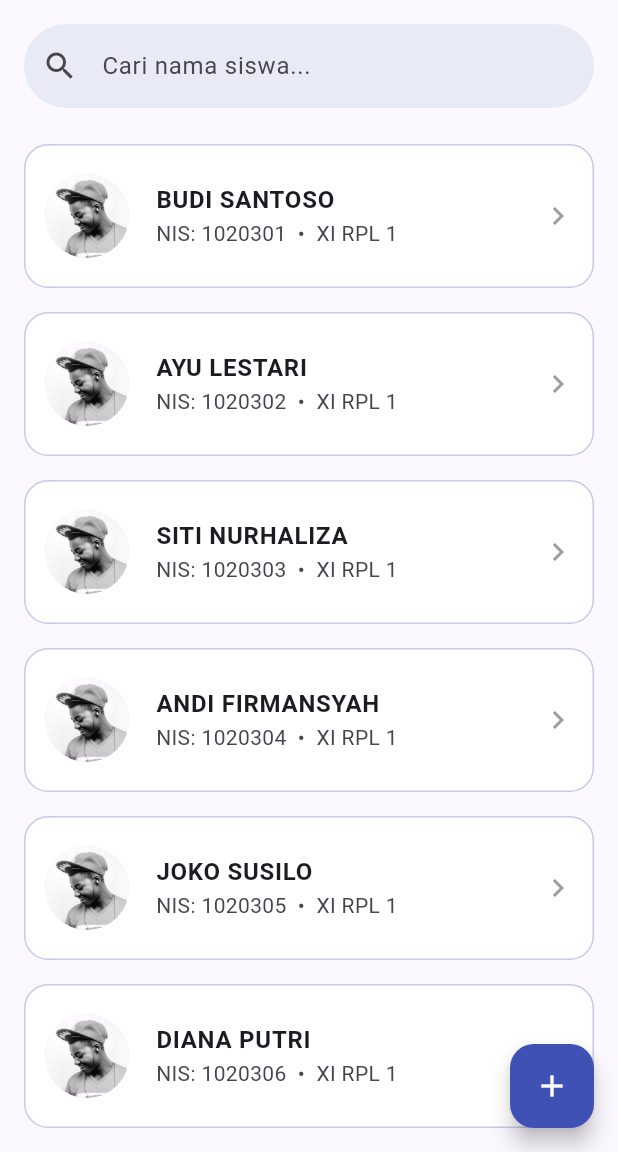
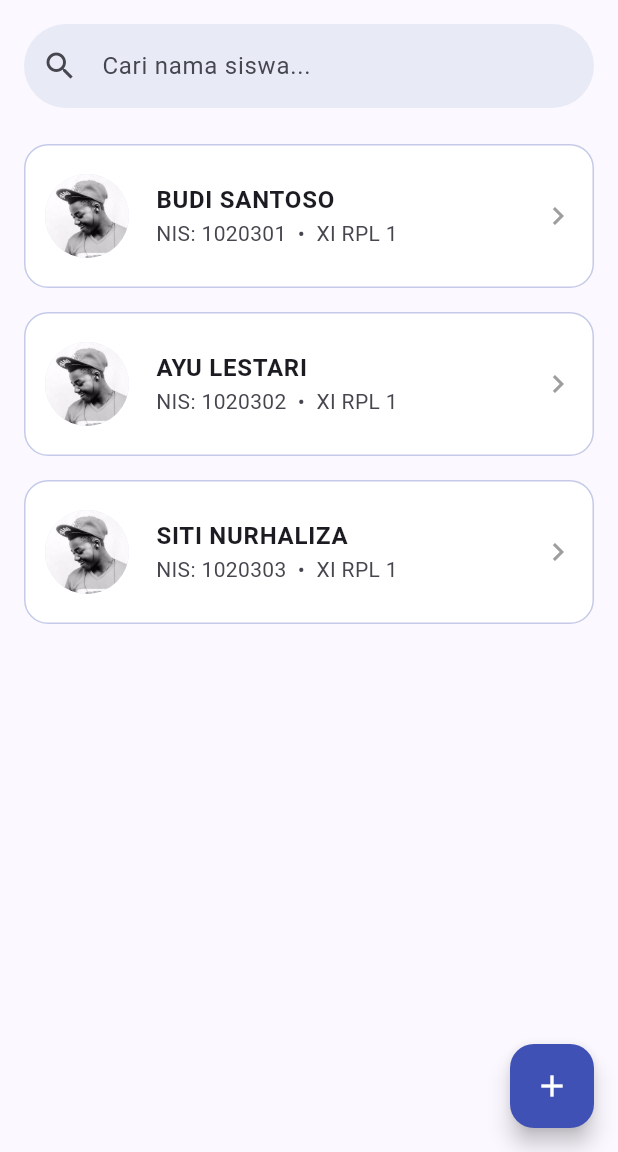
Before and after one commit to jaks-dungeon-lab/xi-sk-flutter-dasar-daftar-siswa, a Flutter app: the screen it shows after launch, on a phone screen of 412 x 824 dp, the part 84-1236 px from its top. Run offline on Flutter 3.47's test engine with Material 3 defaults, Android fonts, the light colour scheme and no system bars.

Commit message:
feat: implement state management with Provider to handle student data and list navigation

```diff
--- a/lib/main.dart
+++ b/lib/main.dart
@@ -1,5 +1,7 @@
+import 'package:daftar_siswa/providers/siswa_provider.dart';
 import 'package:flutter/material.dart';
-import 'tambah_siswa_page.dart';
+import 'package:daftar_siswa/screens/halaman_daftar_siswa.dart';
+import 'package:provider/provider.dart'; // 1. Wajib Import!
 
 void main() => runApp(const AplikasiAbsenSiswa());
 
@@ -8,7 +10,10 @@ class AplikasiAbsenSiswa extends StatelessWidget {
 
   @override
   Widget build(BuildContext context) {
-    return MaterialApp(
+    // 2. Bungkus MaterialApp dengan ChangeNotifierProvider
+    return ChangeNotifierProvider(
+      create: (context) => SiswaProvider(),
+      child: MaterialApp(
         debugShowCheckedModeBanner: false,
         title: 'Buku Absen',
         theme: ThemeData(
@@ -16,175 +21,7 @@ class AplikasiAbsenSiswa extends StatelessWidget {
           useMaterial3: true,
         ),
         home: const HalamanDaftarSiswa(),
-    );
-  }
-}
-
-class HalamanDaftarSiswa extends StatefulWidget {
-  const HalamanDaftarSiswa({super.key});
-
-  @override
-  State<HalamanDaftarSiswa> createState() => _HalamanDaftarSiswaState();
-}
-
-class _HalamanDaftarSiswaState extends State<HalamanDaftarSiswa> {
-  final List<String> semuaSiswa = [
-    'BUDI SANTOSO',
-    'AYU LESTARI',
-    'SITI NURHALIZA',
-    'ANDI FIRMANSYAH',
-    'JOKO SUSILO',
-    'DIANA PUTRI',
-  ];
-  List<String> siswaDitampilkan = [];
-
-  @override
-  void initState() {
-    super.initState();
-    siswaDitampilkan = semuaSiswa;
-  }
-
-  void cariSiswa(String teks) {
-    setState(() {
-      siswaDitampilkan = teks.isEmpty
-          ? semuaSiswa
-          : semuaSiswa
-                .where((n) => n.toLowerCase().contains(teks.toLowerCase()))
-                .toList();
-    });
-  }
-
-  @override
-  Widget build(BuildContext context) {
-    return Scaffold(
-      appBar: AppBar(
-        title: const Text(
-          'Buku Absen Kelas XI',
-          style: TextStyle(fontWeight: FontWeight.bold),
-        ),
-        backgroundColor: Colors.indigo.shade50,
-      ),
-      body: Column(
-        children: [
-          // 1. Kotak Pencarian
-          Padding(
-            padding: const EdgeInsets.all(16.0),
-            child: TextField(
-              onChanged: cariSiswa,
-              decoration: InputDecoration(
-                hintText: 'Cari nama siswa...',
-                prefixIcon: const Icon(Icons.search),
-                filled: true,
-                fillColor: Colors.indigo.shade50,
-                border: OutlineInputBorder(
-                  borderRadius: BorderRadius.circular(30),
-                  borderSide: BorderSide.none,
-                ),
-              ),
-            ),
-          ),
-
-          // 2. Daftar Siswa
-          Expanded(
-            child: ListView.builder(
-              itemCount: siswaDitampilkan.length,
-              itemBuilder: (context, index) {
-                return Card(
-                  margin: const EdgeInsets.symmetric(
-                    horizontal: 16,
-                    vertical: 8,
-                  ),
-                  elevation: 0,
-                  color: Colors.white,
-                  shape: RoundedRectangleBorder(
-                    borderRadius: BorderRadius.circular(16),
-                    side: BorderSide(color: Colors.indigo.shade100),
-                  ),
-                  child: ListTile(
-                    contentPadding: const EdgeInsets.all(12),
-                    leading: const CircleAvatar(
-                      radius: 30,
-                      backgroundImage: AssetImage('assets/profile.jpg'),
-                    ),
-                    title: Text(
-                      siswaDitampilkan[index],
-                      style: const TextStyle(
-                        fontWeight: FontWeight.bold,
-                        fontSize: 16,
-                      ),
-                    ),
-                    subtitle: Text('NIS: 102030${index + 1}  •  XI RPL 1'),
-                    trailing: const Icon(
-                      Icons.chevron_right,
-                      color: Colors.grey,
-                    ),
-                    onTap: () {
-                      Navigator.push(
-                        context,
-                        MaterialPageRoute(
-                          builder: (context) => HalamanDetailSiswa(
-                            namaSiswa: siswaDitampilkan[index],
-                          ),
-                        ),
-                      );
-                    },
-                  ),
-                );
-              },
-            ),
-          ),
-        ],
-      ),
-      floatingActionButton: FloatingActionButton(
-        onPressed: () {
-          Navigator.push(
-            context,
-            MaterialPageRoute(
-              builder: (context) => const TambahSiswaPage(),
-            ),
-          );
-        },
-        backgroundColor: Colors.indigo,
-        foregroundColor: Colors.white,
-        child: const Icon(Icons.add),
       ),
     );
   }
 }
-
-class HalamanDetailSiswa extends StatelessWidget {
-  final String namaSiswa;
-
-  const HalamanDetailSiswa({super.key, required this.namaSiswa});
-
-  @override
-  Widget build(BuildContext context) {
-    return Scaffold(
-      appBar: AppBar(
-        title: const Text('Profil Siswa'),
-        backgroundColor: Colors.indigo.shade50,
-      ),
-      body: Center(
-        child: Column(
-          mainAxisAlignment: MainAxisAlignment.center,
-          children: [
-            const CircleAvatar(
-              radius: 60,
-              backgroundImage: AssetImage('assets/profile.jpg'),
-            ),
-            const SizedBox(height: 24),
-            Text(
-              namaSiswa,
-              style: const TextStyle(fontSize: 24, fontWeight: FontWeight.bold),
-            ),
-            const SizedBox(height: 8),
-            const Text(
-              'Siswa Kelas XI RPL 1',
-              style: TextStyle(fontSize: 16, color: Colors.grey),
-            ),
-          ],
-        ),
-      ),
-    );
-  }
-}
--- /dev/null
+++ b/lib/models/siswa.dart
@@ -0,0 +1,13 @@
+class Siswa {
+  final String nama;
+  final String nis;
+  final String kelas;
+  final String jurusan;
+
+  Siswa({
+    required this.nama,
+    required this.nis,
+    required this.kelas,
+    required this.jurusan,
+  });
+}
--- /dev/null
+++ b/lib/providers/siswa_provider.dart
@@ -0,0 +1,39 @@
+import 'package:flutter/material.dart';
+import '../models/siswa.dart'; // Jangan lupa import cetakannya!
+
+// 1. Tambahkan "with ChangeNotifier" agar kelas ini bisa berteriak/menyiar
+class SiswaProvider with ChangeNotifier {
+  // 2. Pindahkan data rahasia ke sini (Sekarang menggunakan tipe data Siswa)
+  final List<Siswa> _semuaSiswa = [
+    Siswa(nama: 'BUDI SANTOSO', nis: '1020301', kelas: 'XI', jurusan: 'RPL 1'),
+    Siswa(nama: 'AYU LESTARI', nis: '1020302', kelas: 'XI', jurusan: 'RPL 1'),
+    Siswa(
+      nama: 'SITI NURHALIZA',
+      nis: '1020303',
+      kelas: 'XI',
+      jurusan: 'RPL 1',
+    ),
+  ];
+
+  // 3. Buat "Pintu Keluar" (Getter) agar halaman lain bisa membaca data ini
+  List<Siswa> get semuaSiswa => _semuaSiswa;
+
+  // 4. Buat fungsi untuk menambahkan siswa baru
+  void tambahSiswa(String nama, String jurusan, String kelas) {
+    // Buat NIS buatan (simulasi)
+    String nisBaru = '102030${_semuaSiswa.length + 1}';
+
+    // Masukkan ke dalam daftar
+    _semuaSiswa.add(
+      Siswa(
+        nama: nama.toUpperCase(),
+        nis: nisBaru,
+        kelas: kelas,
+        jurusan: jurusan,
+      ),
+    );
+
+    // 5. YANG PALING PENTING: Teriakkan "ADA DATA BARU!"
+    notifyListeners();
+  }
+}
--- /dev/null
+++ b/lib/screens/halaman_daftar_siswa.dart
@@ -0,0 +1,172 @@
+import 'package:daftar_siswa/models/siswa.dart';
+import 'package:daftar_siswa/providers/siswa_provider.dart';
+import 'package:flutter/material.dart';
+import 'package:provider/provider.dart';
+import 'tambah_siswa_page.dart';
+
+class HalamanDaftarSiswa extends StatefulWidget {
+  const HalamanDaftarSiswa({super.key});
+
+  @override
+  State<HalamanDaftarSiswa> createState() => _HalamanDaftarSiswaState();
+}
+
+class _HalamanDaftarSiswaState extends State<HalamanDaftarSiswa> {
+  // 1. HAPUS variabel semuaSiswa dan fungsi initState yang lama!
+
+  // 2. Buat variabel baru untuk menyimpan teks pencarian (kata kunci)
+  String _kataKunci = '';
+
+  // 3. Ubah fungsi cariSiswa agar HANYA menyimpan kata kunci saja
+  void cariSiswa(String teks) {
+    setState(() {
+      _kataKunci = teks;
+    });
+  }
+
+  @override
+  Widget build(BuildContext context) {
+    // 4. MENDENGARKAN SIARAN PENYIAR
+    final providerSiswa = context.watch<SiswaProvider>();
+
+    // 5. MENYARING DATA SECARA OTOMATIS
+    List<Siswa> siswaDitampilkan = _kataKunci.isEmpty
+        ? providerSiswa.semuaSiswa
+        : providerSiswa.semuaSiswa
+              .where(
+                (s) => s.nama.toLowerCase().contains(_kataKunci.toLowerCase()),
+              )
+              .toList();
+
+    return Scaffold(
+      appBar: AppBar(
+        title: const Text(
+          'Buku Absen Kelas XI',
+          style: TextStyle(fontWeight: FontWeight.bold),
+        ),
+        backgroundColor: Colors.indigo.shade50,
+      ),
+      body: Column(
+        children: [
+          // 1. Kotak Pencarian
+          Padding(
+            padding: const EdgeInsets.all(16.0),
+            child: TextField(
+              onChanged: cariSiswa,
+              decoration: InputDecoration(
+                hintText: 'Cari nama siswa...',
+                prefixIcon: const Icon(Icons.search),
+                filled: true,
+                fillColor: Colors.indigo.shade50,
+                border: OutlineInputBorder(
+                  borderRadius: BorderRadius.circular(30),
+                  borderSide: BorderSide.none,
+                ),
+              ),
+            ),
+          ),
+
+          // 2. Daftar Siswa
+          Expanded(
+            child: ListView.builder(
+              itemCount: siswaDitampilkan.length,
+              itemBuilder: (context, index) {
+                return Card(
+                  margin: const EdgeInsets.symmetric(
+                    horizontal: 16,
+                    vertical: 8,
+                  ),
+                  elevation: 0,
+                  color: Colors.white,
+                  shape: RoundedRectangleBorder(
+                    borderRadius: BorderRadius.circular(16),
+                    side: BorderSide(color: Colors.indigo.shade100),
+                  ),
+                  child: ListTile(
+                    contentPadding: const EdgeInsets.all(12),
+                    leading: const CircleAvatar(
+                      radius: 30,
+                      backgroundImage: AssetImage('assets/profile.jpg'),
+                    ),
+                    title: Text(
+                      siswaDitampilkan[index].nama,
+                      style: const TextStyle(
+                        fontWeight: FontWeight.bold,
+                        fontSize: 16,
+                      ),
+                    ),
+                    subtitle: Text(
+                      'NIS: ${siswaDitampilkan[index].nis}  •  ${siswaDitampilkan[index].kelas} ${siswaDitampilkan[index].jurusan}',
+                    ),
+                    trailing: const Icon(
+                      Icons.chevron_right,
+                      color: Colors.grey,
+                    ),
+                    onTap: () {
+                      Navigator.push(
+                        context,
+                        MaterialPageRoute(
+                          builder: (context) => HalamanDetailSiswa(
+                            namaSiswa: siswaDitampilkan[index].nama,
+                          ),
+                        ),
+                      );
+                    },
+                  ),
+                );
+              },
+            ),
+          ),
+        ],
+      ),
+      floatingActionButton: FloatingActionButton(
+        onPressed: () {
+          Navigator.push(
+            context,
+            MaterialPageRoute(builder: (context) => const TambahSiswaPage()),
+          );
+        },
+        backgroundColor: Colors.indigo,
+        foregroundColor: Colors.white,
+        child: const Icon(Icons.add),
+      ),
+    );
+  }
+}
+
+class HalamanDetailSiswa extends StatelessWidget {
+  final String namaSiswa;
+
+  const HalamanDetailSiswa({super.key, required this.namaSiswa});
+
+  @override
+  Widget build(BuildContext context) {
+    return Scaffold(
+      appBar: AppBar(
+        title: const Text('Profil Siswa'),
+        backgroundColor: Colors.indigo.shade50,
+      ),
+      body: Center(
+        child: Column(
+          mainAxisAlignment: MainAxisAlignment.center,
+          children: [
+            const CircleAvatar(
+              radius: 60,
+              backgroundImage: AssetImage('assets/profile.jpg'),
+            ),
+            const SizedBox(height: 24),
+            Text(
+              namaSiswa,
+              style: const TextStyle(fontSize: 24, fontWeight: FontWeight.bold),
+            ),
+            const SizedBox(height: 8),
+            const Text(
+              'Siswa Kelas XI RPL 1',
+              style: TextStyle(fontSize: 16, color: Colors.grey),
+            ),
+          ],
+        ),
+      ),
+    );
+  }
+}
--- a/pubspec.yaml
+++ b/pubspec.yaml
@@ -9,6 +9,7 @@ environment:
 dependencies:
   flutter:
     sdk: flutter
+  provider: ^6.1.5+1
 
 dev_dependencies:
   flutter_test:
```
Also changed, not shown: lib/screens/tambah_siswa_page.dart (renamed from lib/tambah_siswa_page.dart, +17 -21 lines), pubspec.lock. Lines whose indentation alone changed are shown as unchanged.
